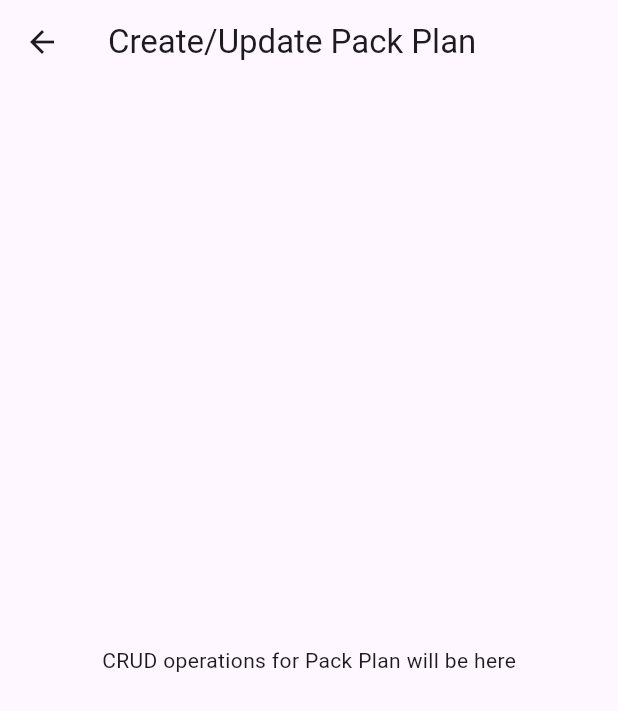
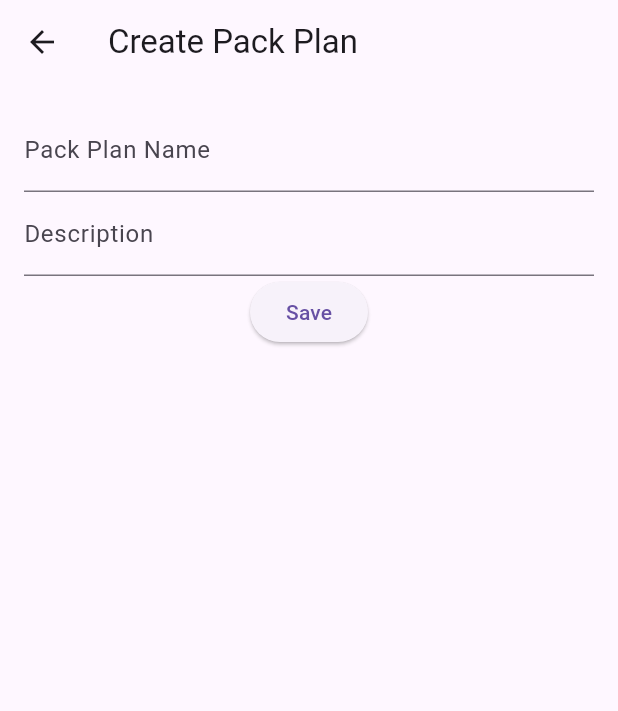
Before and after one commit to 672654/first-flutter, a Flutter app: the CrudPackplan screen opened directly, on a phone screen of 412 x 824 dp. Shown: the top 711 px of the screen. Run offline on Flutter 3.47's test engine with Material 3 defaults, Android fonts, the phone set to English and light mode, and no system bars; our stand-ins replace equatable, flutter_bloc, get_it, go_router, supabase_flutter; accounts and stored records are empty.

Commit message:
packplan ui and cubit start

```diff
--- a/lib/core/service_locator.dart
+++ b/lib/core/service_locator.dart
@@ -22,7 +22,7 @@ Future<void> setupServiceLocator() async {
   sl.registerLazySingleton<SupabaseServicePackplan>(() => SupabaseServicePackplan());
 
   // Avhenger av SupabaseService, hentes FRA sl (ikke opprettet selv).
-  sl.registerLazySingleton<GearRepository>(
+  sl.registerLazySingleton<GearRepositoryInterface>(
     () => SupabaseGearRepositoryImpl(sl<SupabaseServiceGear>()),
   );
 
--- a/lib/data/repositories/gear_repo/gear_repository_interface.dart
+++ b/lib/data/repositories/gear_repo/gear_repository_interface.dart
@@ -3,7 +3,7 @@ import 'package:flutter_supabase_pack/domain/models/gear.dart';
 /// Kontrakten Cubit/ViewModel avhenger av. Merk: eksponerer KUN
 /// domain-modellen Gear, aldri GearDto - resten av appen skal ikke
 /// vite at Supabase/DTO-representasjonen finnes i det hele tatt.
-abstract class GearRepository {
+abstract class GearRepositoryInterface {
   Future<List<Gear>> getAllGear();
   Stream<List<Gear>> streamAllGear();
   Future<Gear?> getGearById(int id);
--- a/lib/data/repositories/gear_repo/supabase_gear_repository_impl.dart
+++ b/lib/data/repositories/gear_repo/supabase_gear_repository_impl.dart
@@ -7,7 +7,7 @@ import 'package:flutter_supabase_pack/data/services/supabase_service/supabase_se
 import 'package:flutter_supabase_pack/domain/models/gear.dart';
 import 'package:supabase_flutter/supabase_flutter.dart';
 
-class SupabaseGearRepositoryImpl implements GearRepository{
+class SupabaseGearRepositoryImpl implements GearRepositoryInterface{
 
   final SupabaseServiceGear _supabaseService;
 
--- a/lib/data/repositories/packlist_repo/packlist_repository_interface.dart
+++ b/lib/data/repositories/packlist_repo/packlist_repository_interface.dart
@@ -4,6 +4,7 @@ import 'package:flutter_supabase_pack/domain/models/packplan.dart';
 
 abstract class PacklistRepositoryInterface {
   Future<List<Packplan>> getAllPackplans();
+  Stream<List<Packplan>> streamAllPackplans();
   Future<Packplan?> getPackplanById(int id);
   Future<void> createPackplan(Packplan packplan);
   Future<void> updatePackplan(Packplan packplan);
--- a/lib/data/services/supabase_service/supabase_service_packplan.dart
+++ b/lib/data/services/supabase_service/supabase_service_packplan.dart
@@ -18,7 +18,7 @@ class SupabaseServicePackplan {
 
   Stream<List<Map<String, dynamic>>> getAllPackplanStream(){
     return _client
-      .from('packList')
+      .from('packplan')
       .select('*, gear_packplan(quantity, gear(*))')
       .asStream();
   }
--- a/lib/domain/models/packplan.dart
+++ b/lib/domain/models/packplan.dart
@@ -15,4 +15,9 @@ class Packplan {
     required this.name,
     required this.gearList,
   });
+
+  double get totalWeight {
+    if (gearList == null) return 0.0;
+    return gearList!.fold(0.0, (sum, item) => sum + (item.gear.grams ?? 0.0));
+  }
 }
--- a/lib/presentation/features/gear_view/viewmodel/gear_cubit.dart
+++ b/lib/presentation/features/gear_view/viewmodel/gear_cubit.dart
@@ -9,7 +9,7 @@ import 'package:flutter_supabase_pack/presentation/features/gear_view/viewmodel/
 import 'package:supabase_flutter/supabase_flutter.dart';
 
 class GearCubit extends Cubit<GearState> with WidgetsBindingObserver {
-  final GearRepository _repo;
+  final GearRepositoryInterface _repo;
 
   StreamSubscription<List<Gear>>? _gearStreamSubscription;
 
--- a/lib/presentation/features/gear_view/viewmodel/gear_cubit_2.dart
+++ b/lib/presentation/features/gear_view/viewmodel/gear_cubit_2.dart
@@ -13,7 +13,7 @@ import 'package:supabase_flutter/supabase_flutter.dart';
 
 class GearCubit2 extends Cubit<GearStateSingle> with WidgetsBindingObserver {
 
-  final GearRepository _repo;
+  final GearRepositoryInterface _repo;
   StreamSubscription<List<Gear>>? _gearStreamSubscription;
 
   GearCubit2(this._repo) : super(const GearStateSingle()) {
--- a/lib/presentation/features/gear_view/widgets/gear_screen.dart
+++ b/lib/presentation/features/gear_view/widgets/gear_screen.dart
@@ -15,7 +15,7 @@ class GearScreen extends StatelessWidget {
   @override
   Widget build(BuildContext context) {
     return BlocProvider(
-      create: (context) => GearCubit(sl<GearRepository>())..startListeningToGearStream(),
+      create: (context) => GearCubit(sl<GearRepositoryInterface>())..startListeningToGearStream(),
       child: const _GearView(),
     );
   }
--- a/lib/presentation/features/gear_view/widgets/gear_screen_2.dart
+++ b/lib/presentation/features/gear_view/widgets/gear_screen_2.dart
@@ -15,7 +15,7 @@ class GearScreen2 extends StatelessWidget {
     return BlocProvider(
       // Sørg for at Cubit-navnet matcher det du landet på (GearCubit eller GearCubit2)
       create: (context) =>
-          GearCubit2(sl<GearRepository>())..startListeningToGearStream(),
+          GearCubit2(sl<GearRepositoryInterface>())..startListeningToGearStream(),
       child: const _GearView(),
     );
   }
--- /dev/null
+++ b/lib/presentation/features/packplans_view/viewmodel/packplans_state.dart
@@ -0,0 +1,43 @@
+
+import 'package:equatable/equatable.dart';
+import 'package:flutter_supabase_pack/domain/models/packplan.dart';
+
+enum PackplansStatus {
+  initial,
+  loading,
+  loaded,
+  error,
+  adding,
+  added,
+}
+
+class PackplansState extends Equatable {
+  final PackplansStatus status;
+  final String? errorMessage;
+  final List<Packplan> packplans;
+  final int? selectedPackplanId;
+
+  const PackplansState({
+    this.status = PackplansStatus.initial,
+    this.errorMessage = "",
+    this.packplans = const [],
+    this.selectedPackplanId,
+  });
+
+  PackplansState copyWith({
+    PackplansStatus? status,
+    String? errorMessage,
+    List<Packplan>? packplans,
+    int? Function()? selectedPackplanId,
+  }) {
+    return PackplansState(
+      status: status ?? this.status,
+      errorMessage: errorMessage ?? this.errorMessage,
+      packplans: packplans ?? this.packplans,
+      selectedPackplanId: selectedPackplanId != null ? selectedPackplanId() : this.selectedPackplanId,
+    );
+  }
+
+  @override
+  List<Object?> get props => [status, errorMessage, packplans, selectedPackplanId];
+}
--- a/lib/presentation/features/packplans_view/widgets/crud_packplan.dart
+++ b/lib/presentation/features/packplans_view/widgets/crud_packplan.dart
@@ -1,17 +1,47 @@
 
 import 'package:flutter/material.dart';
+import 'package:flutter_bloc/flutter_bloc.dart';
+import 'package:flutter_supabase_pack/presentation/features/packplans_view/viewmodel/packplans_cubit.dart';
 
 class CrudPackplan extends StatelessWidget {
   const CrudPackplan({super.key});
 
   @override
   Widget build(BuildContext context) {
+
+    final packplansCubit = context.read<PackplansCubit>();
+    final bool isNewPackplan = packplansCubit.state.selectedPackplanId == null;
+
     return Scaffold(
       appBar: AppBar(
-        title: const Text('Create/Update Pack Plan'),
+        title: Text(
+          isNewPackplan ? 'Create Pack Plan' : 'Update Pack Plan',
+        ),
       ),
-      body: const Center(
-        child: Text('CRUD operations for Pack Plan will be here'),
+      body: Padding(
+        padding: const EdgeInsets.all(16.0),
+        child: Column(
+          children: [
+            TextField(
+              decoration: const InputDecoration(labelText: 'Pack Plan Name'),
+              onChanged: (value) {
+
+              },
+            ),
+            TextField(
+              decoration: const InputDecoration(labelText: 'Description'),
+              onChanged: (value) {
+
+              },
+            ),
+            ElevatedButton(
+              onPressed: () {
+
+              },
+              child: const Text('Save'),
+            ),
+          ],
+        )
       ),
     );
   }
```
Also changed, not shown: lib/core/utils/extensions/datetime_extensions.dart (added, +7 -0 lines), lib/data/repositories/packlist_repo/supabase_packlist_repository_impl.dart (+12 -0 lines), lib/presentation/features/packplans_view/viewmodel/packplans_cubit.dart (added, +35 -0 lines), lib/presentation/features/packplans_view/widgets/packplan.dart (+0 -13 lines), lib/presentation/features/packplans_view/widgets/packplans.dart (added, +110 -0 lines), lib/routing/app_routes/all_app_routes.dart (+21 -5 lines).
